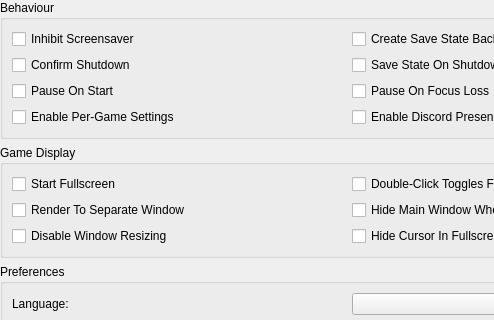
Old version of the form pcsx2-qt/Settings/InterfaceSettingsWidget.ui in the repository PCSX2/pcsx2; both pictures show x 0 to 494 and y 0 to 320 of the 698 by 740 pixel window.
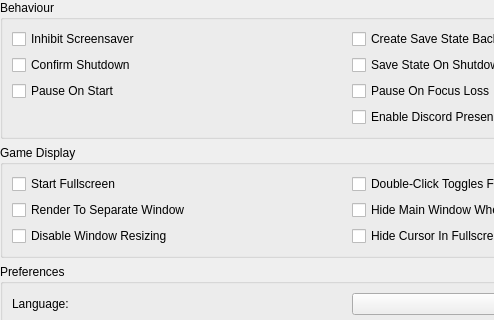
New version of the form.

Commit message: UI: Remove option to disable per-game settings

```diff
--- a/pcsx2-qt/Settings/InterfaceSettingsWidget.ui
+++ b/pcsx2-qt/Settings/InterfaceSettingsWidget.ui
@@ -78,13 +78,6 @@
         </property>
        </widget>
       </item>
-      <item row="4" column="0">
-       <widget class="QCheckBox" name="perGameSettings">
-        <property name="text">
-         <string>Enable Per-Game Settings</string>
-        </property>
-       </widget>
-      </item>
      </layout>
     </widget>
    </item>
```
The commit also changes 6 other files.
